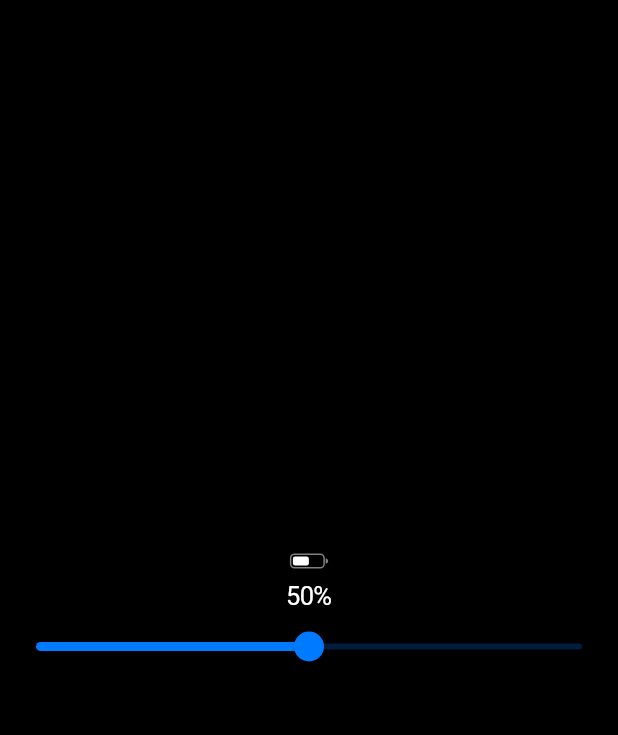
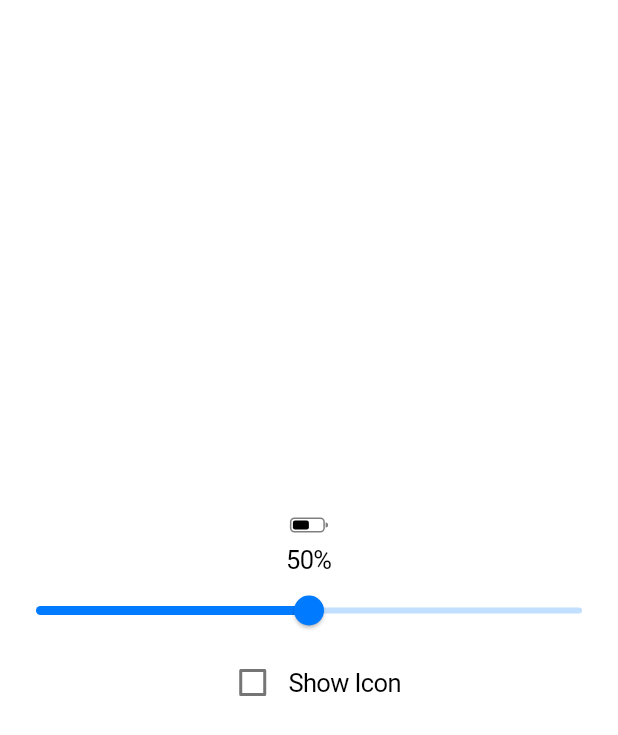
Before and after one commit to ricardoboss/cupertino_battery_indicator, a Flutter app: the screen it shows after launch, on a phone screen of 412 x 824 dp. Shown: the top 735 px of the screen. Run offline on Flutter 3.47's test engine with Material 2 defaults, Android fonts, the phone set to English and light mode, and no system bars.

Commit message:
Added icon options

```diff
--- a/example/lib/main.dart
+++ b/example/lib/main.dart
@@ -13,14 +13,12 @@ class ExampleApp extends StatefulWidget {
 
 class _ExampleAppState extends State<ExampleApp> {
   double _value = 0.5;
+  bool _icon = false;
 
   @override
   Widget build(BuildContext context) {
     return Material(
       child: CupertinoApp(
-        theme: CupertinoThemeData(
-          brightness: Brightness.dark,
-        ),
         home: CupertinoPageScaffold(
           child: Center(
             child: Column(
@@ -28,7 +26,13 @@ class _ExampleAppState extends State<ExampleApp> {
               children: [
                 Padding(
                   padding: const EdgeInsets.only(bottom: 8.0),
-                  child: BatteryIndicator(value: _value),
+                  child: BatteryIndicator(
+                    //trackHeight: 30.0,
+                    value: _value,
+                    icon: _icon ? Icon(CupertinoIcons.question, color: Colors.black) : null,
+                    iconOutline: Colors.white,
+                    iconOutlineBlur: 1.0,
+                  ),
                 ),
                 Text('${(_value * 100).ceil()}%'),
                 Slider(
@@ -36,6 +40,16 @@ class _ExampleAppState extends State<ExampleApp> {
                   min: 0.0,
                   max: 1.0,
                   onChanged: (v) => setState(() => _value = v),
+                ),
+                Row(
+                  mainAxisSize: MainAxisSize.min,
+                  children: [
+                    Checkbox(
+                      value: _icon,
+                      onChanged: (v) => setState(() => _icon = v == true),
+                    ),
+                    Text("Show Icon"),
+                  ],
                 ),
               ],
             ),
--- a/lib/cupertino_battery_indicator.dart
+++ b/lib/cupertino_battery_indicator.dart
@@ -1,3 +1,5 @@
+import 'dart:ui';
+
 import 'package:flutter/cupertino.dart';
 import 'package:flutter/material.dart';
 
@@ -67,6 +69,15 @@ class BatteryIndicator extends StatelessWidget {
   /// a classic AA battery.
   final bool withKnob;
 
+  /// An optional widget to display in the middle of the battery indicator.
+  final Widget? icon;
+
+  /// The color of the [icon] outline. Defaults to [Colors.white].
+  final Color? iconOutline;
+
+  /// The size of the outline around [icon]. Defaults to 0.0.
+  final double? iconOutlineBlur;
+
   const BatteryIndicator({
     super.key,
     required this.value,
@@ -79,6 +90,9 @@ class BatteryIndicator extends StatelessWidget {
     this.barColor,
     this.barBorderRadius,
     this.withKnob = true,
+    this.icon,
+    this.iconOutline,
+    this.iconOutlineBlur,
   })  : assert(trackHeight / 2 > trackPadding,
             "Track height cannot be smaller than twice the padding."),
         assert(trackPadding >= 0, "Padding must be 0 or greater"),
@@ -129,6 +143,49 @@ class BatteryIndicator extends StatelessWidget {
     final borderColor = _getCurrentBorderColor(context);
     final width = trackHeight * trackAspectRatio;
 
+    final bar = _buildBar(context, width);
+
+    final children = [bar];
+
+    final icon = this.icon;
+    if (icon != null) {
+      final outlineColor = iconOutline ?? Colors.white;
+      final outlineSize = iconOutlineBlur ?? 0.0;
+
+      children.add(
+        Center(
+          child: IconTheme(
+            data: IconThemeData(
+              color: trackColor,
+              shadows: <Shadow>[
+                Shadow(
+                  color: outlineColor,
+                  blurRadius: outlineSize,
+                  offset: const Offset(1, 1),
+                ),
+                Shadow(
+                  color: outlineColor,
+                  blurRadius: outlineSize,
+                  offset: const Offset(-1, -1),
+                ),
+                Shadow(
+                  color: outlineColor,
+                  blurRadius: outlineSize,
+                  offset: const Offset(-1, 1),
+                ),
+                Shadow(
+                  color: outlineColor,
+                  blurRadius: outlineSize,
+                  offset: const Offset(1, -1),
+                )
+              ],
+            ),
+            child: icon,
+          ),
+        ),
+      );
+    }
+
     return Container(
       height: trackHeight,
       width: width,
@@ -139,11 +196,7 @@ class BatteryIndicator extends StatelessWidget {
       ),
       child: Padding(
         padding: EdgeInsets.all(trackPadding),
-        child: Stack(
-          children: [
-            _buildBar(context, width),
-          ],
-        ),
+        child: Stack(children: children),
       ),
     );
   }
```
Also changed, not shown: example/pubspec.lock.
